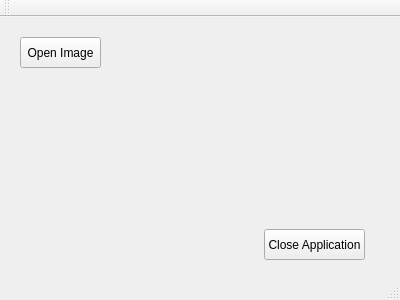
Above: LightControl/mainwindow.ui from RaCastanon/Lighting before the change. Below: the same form after it.
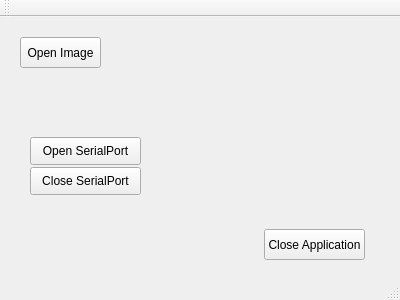
That is the form after the change.

Commit message:
Serial Comm
SeriialPort integrated

Patch:
```diff
--- a/LightControl/mainwindow.ui
+++ b/LightControl/mainwindow.ui
@@ -40,6 +40,32 @@
      <string>Close Application</string>
     </property>
    </widget>
+   <widget class="QPushButton" name="openSerialPort">
+    <property name="geometry">
+     <rect>
+      <x>30</x>
+      <y>120</y>
+      <width>111</width>
+      <height>28</height>
+     </rect>
+    </property>
+    <property name="text">
+     <string>Open SerialPort</string>
+    </property>
+   </widget>
+   <widget class="QPushButton" name="closeSerialPort">
+    <property name="geometry">
+     <rect>
+      <x>30</x>
+      <y>150</y>
+      <width>111</width>
+      <height>28</height>
+     </rect>
+    </property>
+    <property name="text">
+     <string>Close SerialPort</string>
+    </property>
+   </widget>
   </widget>
   <widget class="QMenuBar" name="menuBar">
    <property name="geometry">
```
Left out of the diff: 2 changed lines with no effect on the pictures. The commit also changes 14 other files.
